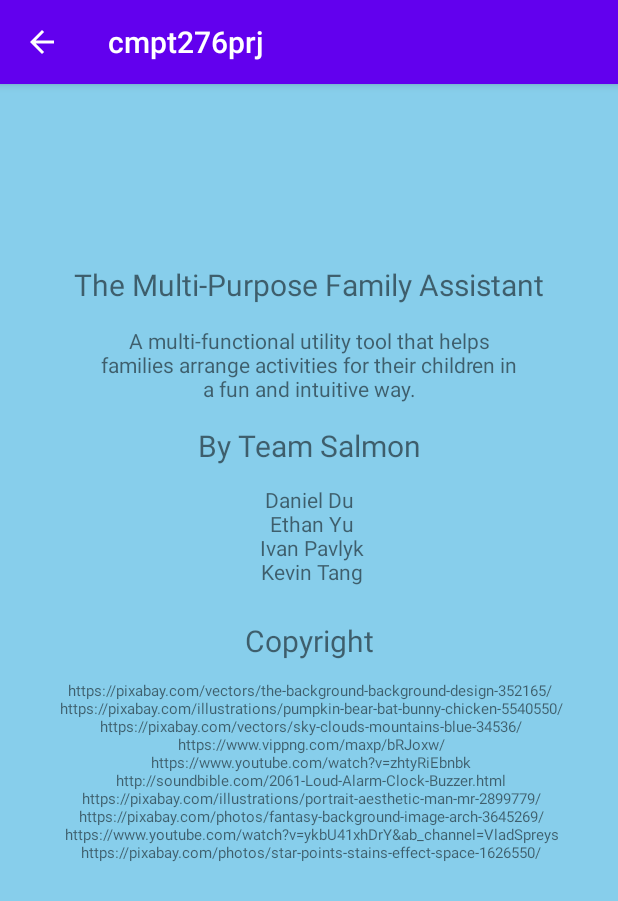
After one commit to IvanPavlyk/parent_help_app, an Android app: the HelpActivity screen opened directly, with no data from a screen before it, on a phone screen of 412 x 824 dp. The commit adds this screen. Shown: the top 901 px of the screen. Run offline under Robolectric (Android 15) with nearby library versions, the phone set to English and light mode, and no system bars.

Commit message:
Implemented Help Page
Completely implemented the help page which can be accessed through the help button. It displays a brief description of the app, credits, and copyright information.

```diff
--- a/app/src/main/AndroidManifest.xml
+++ b/app/src/main/AndroidManifest.xml
@@ -12,7 +12,8 @@
         android:supportsRtl="true"
         android:theme="@style/AppTheme"
         tools:ignore="AllowBackup">
-        <activity android:name=".ui.ChooseNextFlipActivity"></activity>
+        <activity android:name=".ui.HelpActivity" />
+        <activity android:name=".ui.ChooseNextFlipActivity" />
         <activity
             android:name=".ui.EditChildPortraitActivity"
             android:parentActivityName=".ui.ManageChildrenActivity" />
--- /dev/null
+++ b/app/src/main/java/ca/cmpt276/prj/ui/HelpActivity.java
@@ -0,0 +1,35 @@
+package ca.cmpt276.prj.ui;
+import ca.cmpt276.prj.R;
+
+import androidx.annotation.NonNull;
+import androidx.appcompat.app.AppCompatActivity;
+
+import android.content.Context;
+import android.content.Intent;
+import android.os.Bundle;
+import android.view.MenuItem;
+
+import java.util.Objects;
+
+public class HelpActivity extends AppCompatActivity {
+
+    public static Intent makeIntent(Context context) {
+        return new Intent(context, HelpActivity.class);
+    }
+
+    @Override
+    protected void onCreate(Bundle savedInstanceState) {
+        super.onCreate(savedInstanceState);
+        setContentView(R.layout.activity_help_main);
+        Objects.requireNonNull(getSupportActionBar()).setDisplayHomeAsUpEnabled(true);
+    }
+
+    @Override
+    public boolean onOptionsItemSelected(@NonNull MenuItem item) {
+        if (item.getItemId() == android.R.id.home) {
+            finish();
+            return true;
+        }
+        return super.onOptionsItemSelected(item);
+    }
+}
--- a/app/src/main/java/ca/cmpt276/prj/ui/MainActivity.java
+++ b/app/src/main/java/ca/cmpt276/prj/ui/MainActivity.java
@@ -39,9 +39,10 @@ public class MainActivity extends AppCompatActivity {
             }
         });
 
+        // Initialize buttons
         initFlipCoinButton();
-
         iniTimeoutButton();
+        initHelpButton();
 
         // Load instance on initialization
         SharedPreferences sharedPreferences = this.getSharedPreferences("saves", MODE_PRIVATE);
@@ -63,17 +64,23 @@ public class MainActivity extends AppCompatActivity {
         });
     }
 
-    @Override
-    protected void onResume() {
-        super.onResume();
-    }
-
     private void initFlipCoinButton(){
         Button flipCoinBtn = findViewById(R.id.buttonFlipCoin);
         flipCoinBtn.setOnClickListener(new View.OnClickListener() {
             @Override
             public void onClick(View v) {
                 Intent intent = CoinFlipActivity.makeIntent(MainActivity.this);
+                startActivity(intent);
+            }
+        });
+    }
+
+    private void initHelpButton() {
+        Button helpBtn = findViewById(R.id.buttonHelp);
+        helpBtn.setOnClickListener(new View.OnClickListener() {
+            @Override
+            public void onClick(View v) {
+                Intent intent = HelpActivity.makeIntent(MainActivity.this);
                 startActivity(intent);
             }
         });
--- /dev/null
+++ b/app/src/main/res/layout/activity_help_main.xml
@@ -0,0 +1,77 @@
+<?xml version="1.0" encoding="utf-8"?>
+<androidx.constraintlayout.widget.ConstraintLayout xmlns:android="http://schemas.android.com/apk/res/android"
+    xmlns:app="http://schemas.android.com/apk/res-auto"
+    xmlns:tools="http://schemas.android.com/tools"
+    android:layout_width="match_parent"
+    android:layout_height="match_parent"
+    android:background="#87ceeb"
+    tools:context=".ui.HelpActivity">
+
+    <TextView
+        android:id="@+id/helpActivity_title"
+        android:layout_width="wrap_content"
+        android:layout_height="wrap_content"
+        android:layout_marginTop="120dp"
+        android:text="@string/helpActivity_title"
+        android:textSize="20sp"
+        app:layout_constraintEnd_toEndOf="parent"
+        app:layout_constraintStart_toStartOf="parent"
+        app:layout_constraintTop_toTopOf="parent" />
+
+    <TextView
+        android:id="@+id/helpActivity_description"
+        android:layout_width="279dp"
+        android:layout_height="59dp"
+        android:layout_marginTop="10dp"
+        android:gravity="center"
+        android:text="@string/helpActivity_description"
+        app:layout_constraintEnd_toEndOf="parent"
+        app:layout_constraintStart_toStartOf="parent"
+        app:layout_constraintTop_toBottomOf="@+id/helpActivity_title" />
+
+    <TextView
+        android:id="@+id/helpActivity_credits_title"
+        android:layout_width="wrap_content"
+        android:layout_height="wrap_content"
+        android:layout_marginTop="80dp"
+        android:text="@string/helpActivity_credits_title"
+        android:textSize="20sp"
+        app:layout_constraintEnd_toEndOf="parent"
+        app:layout_constraintStart_toStartOf="parent"
+        app:layout_constraintTop_toBottomOf="@+id/helpActivity_title" />
+
+    <TextView
+        android:id="@+id/helpActivity_credit_content"
+        android:layout_width="wrap_content"
+        android:layout_height="wrap_content"
+        android:layout_marginTop="120dp"
+        android:gravity="center"
+        android:text="@string/helpActivity_credit_content"
+        app:layout_constraintEnd_toEndOf="parent"
+        app:layout_constraintStart_toStartOf="parent"
+        app:layout_constraintTop_toBottomOf="@+id/helpActivity_title" />
+
+    <TextView
+        android:id="@+id/helpActivity_copyright_title"
+        android:layout_width="wrap_content"
+        android:layout_height="wrap_content"
+        android:layout_marginTop="210dp"
+        android:text="@string/helpActivity_copyright_title"
+        android:textSize="20sp"
+        app:layout_constraintEnd_toEndOf="parent"
+        app:layout_constraintStart_toStartOf="parent"
+        app:layout_constraintTop_toBottomOf="@+id/helpActivity_title" />
+
+    <TextView
+        android:id="@+id/helpActivity_copyright_content"
+        android:layout_width="wrap_content"
+        android:layout_height="wrap_content"
+        android:layout_marginTop="250dp"
+        android:gravity="center"
+        android:text="@string/helpActivity_copyright_content"
+        android:textSize="10sp"
+        app:layout_constraintEnd_toEndOf="parent"
+        app:layout_constraintStart_toStartOf="parent"
+        app:layout_constraintTop_toBottomOf="@+id/helpActivity_title"
+        tools:ignore="SmallSp" />
+</androidx.constraintlayout.widget.ConstraintLayout>
--- a/app/src/main/res/values/strings.xml
+++ b/app/src/main/res/values/strings.xml
@@ -53,4 +53,21 @@
     <string name="change">Change</string>
     <string name="child_image">child image</string>
     <string name="none">NONE</string>
+    <string name="helpActivity_title">The Multi-Purpose Family Assistant</string>
+    <string name="helpActivity_description">A multi-functional utility tool that helps families arrange activities for their children in a fun and intuitive way.</string>
+    <string name="helpActivity_credits_title">By Team Salmon</string>
+    <string name="helpActivity_copyright_title">Copyright</string>
+    <string name="helpActivity_credit_content">Daniel Du\n Ethan Yu\n Ivan Pavlyk\n Kevin Tang</string>
+    <string name="helpActivity_copyright_content">
+        https://pixabay.com/vectors/the-background-background-design-352165/\n
+        https://pixabay.com/illustrations/pumpkin-bear-bat-bunny-chicken-5540550/\n
+        https://pixabay.com/vectors/sky-clouds-mountains-blue-34536/\n
+        https://www.vippng.com/maxp/bRJoxw/\n
+        https://www.youtube.com/watch?v=zhtyRiEbnbk\n
+        http://soundbible.com/2061-Loud-Alarm-Clock-Buzzer.html\n
+        https://pixabay.com/illustrations/portrait-aesthetic-man-mr-2899779/\n
+        https://pixabay.com/photos/fantasy-background-image-arch-3645269/\n
+        https://www.youtube.com/watch?v=ykbU41xhDrY&amp;ab_channel=VladSpreys\n
+        https://pixabay.com/photos/star-points-stains-effect-space-1626550/
+    </string>
 </resources>
```
Also changed, not shown: 4 other files.
